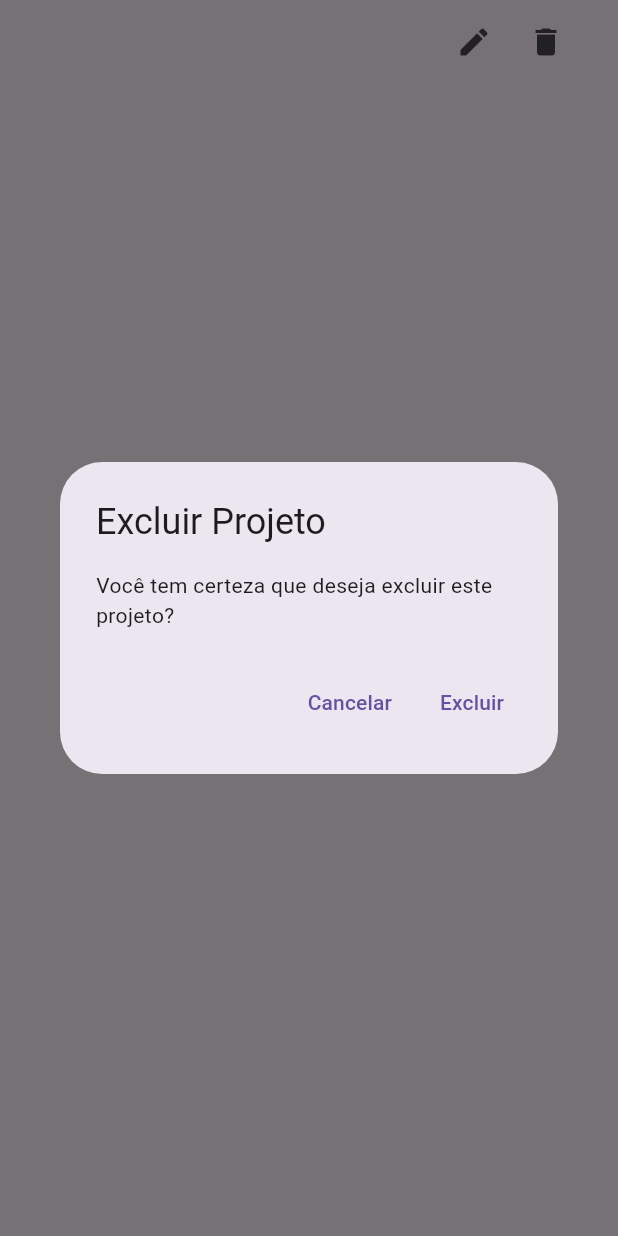
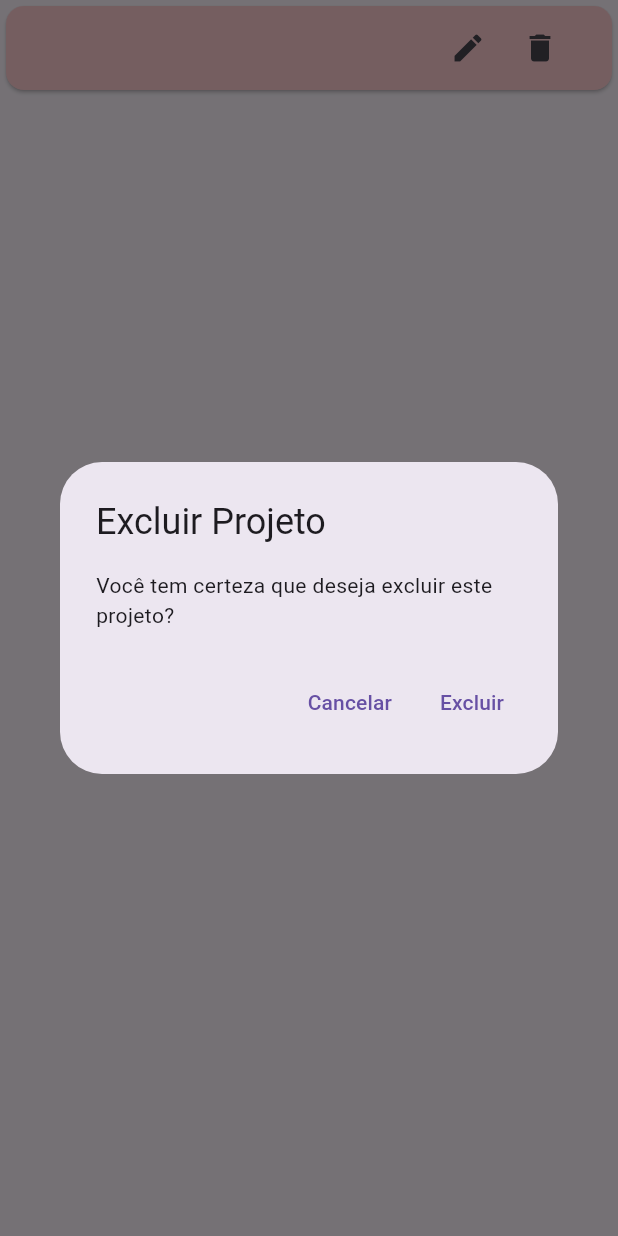
Before and after one commit to amadeuberaldin/Meus-Projetos-App, a Flutter app: the ProjectCard widget shown alone on an empty page, opened directly with empty values, after a tap on the "delete" icon, on a phone screen of 412 x 824 dp. Run offline on Flutter 3.47's test engine with Material 3 defaults, Android fonts, the light colour scheme and no system bars.

Commit message:
Adição de cores e melhoria do cartão de tarefas

```diff
--- a/lib/screens/project_screen.dart
+++ b/lib/screens/project_screen.dart
@@ -89,9 +89,10 @@ class ProjectScreen extends StatelessWidget {
               controller: nameController,
               decoration: const InputDecoration(hintText: 'Nome da Tarefa'),
             ),
-            TextField(
+            TextFormField(
               controller: descriptionController,
               decoration: const InputDecoration(hintText: 'Descrição da Tarefa'),
+              maxLines: 5, // Permite até 5 linhas de texto para a descrição
             ),
           ],
         ),
@@ -116,6 +117,7 @@ class ProjectScreen extends StatelessWidget {
       ),
     );
   }
+
 
   void _showEditTaskDialog(BuildContext context, Task task) {
     final TextEditingController nameController = TextEditingController(text: task.name);
--- a/lib/widgets/project_card.dart
+++ b/lib/widgets/project_card.dart
@@ -1,6 +1,7 @@
 import 'package:flutter/material.dart';
 import 'package:provider/provider.dart';
 import '../models/project.dart';
+import '../models/task.dart';
 import '../providers/project_provider.dart';
 import '../screens/project_screen.dart';
 
@@ -11,8 +12,27 @@ class ProjectCard extends StatelessWidget {
 
   @override
   Widget build(BuildContext context) {
-    return ListTile(
-      title: Text(project.name), // O nome do projeto aparece primeiro
+    // Obtém o status das tarefas para determinar a cor de fundo
+    final tasks = Provider.of<ProjectProvider>(context).getTasks(project.id);
+    final bool allTodo = tasks.every((task) => task.status == TaskStatus.todo);
+    final bool allDone = tasks.every((task) => task.status == TaskStatus.done);
+    final bool hasDoingOrDone = tasks.any((task) => task.status == TaskStatus.doing || task.status == TaskStatus.done);
+
+    Color backgroundColor;
+    if (allTodo) {
+      backgroundColor = Colors.red.shade100; // Vermelho claro se todas as tarefas estiverem "Por Fazer"
+    } else if (allDone) {
+      backgroundColor = Colors.blue.shade100; // Azul claro se todas as tarefas estiverem concluídas
+    } else if (hasDoingOrDone) {
+      backgroundColor = Colors.yellow.shade100; // Amarelo se houver alguma tarefa em andamento ou concluída, mas ainda com tarefas "Por Fazer"
+    } else {
+      backgroundColor = Colors.transparent; // Sem cor caso não se encaixe em nenhuma condição
+    }
+
+    return Card(
+      color: backgroundColor, // Define a cor de fundo
+      child: ListTile(
+        title: Text(project.name),
         trailing: Row(
           mainAxisSize: MainAxisSize.min,
           children: [
@@ -31,6 +51,7 @@ class ProjectCard extends StatelessWidget {
             builder: (context) => ProjectScreen(project: project),
           ));
         },
+      ),
     );
   }
 
```
Lines whose indentation alone changed are shown as unchanged.
